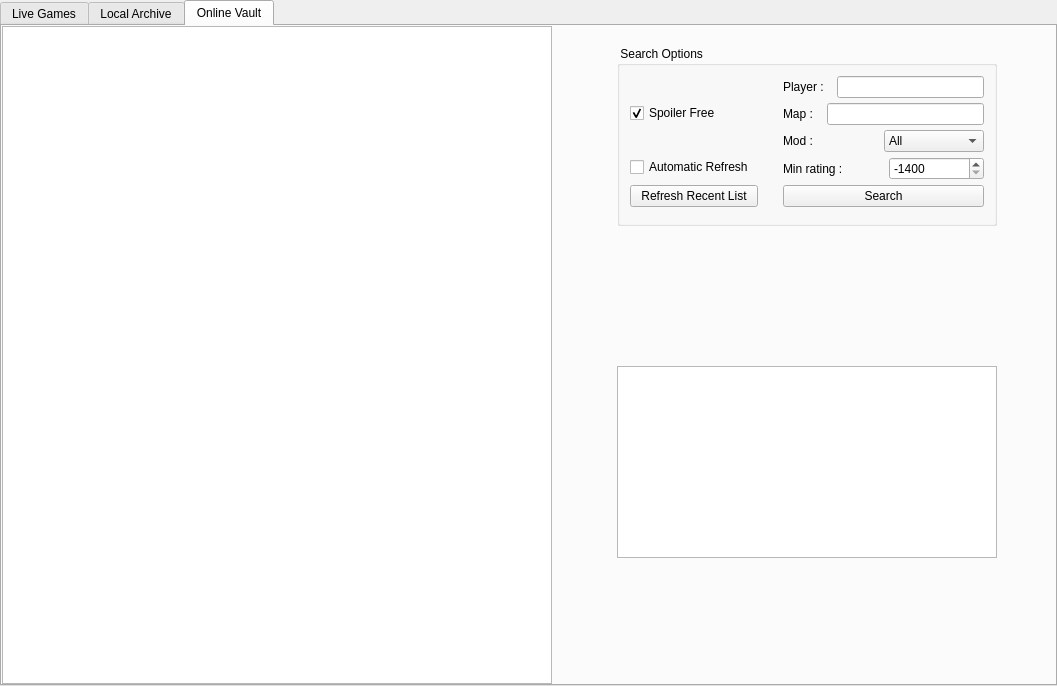
Qt form res/replays/replays.ui (FAForever/client) before a commit.
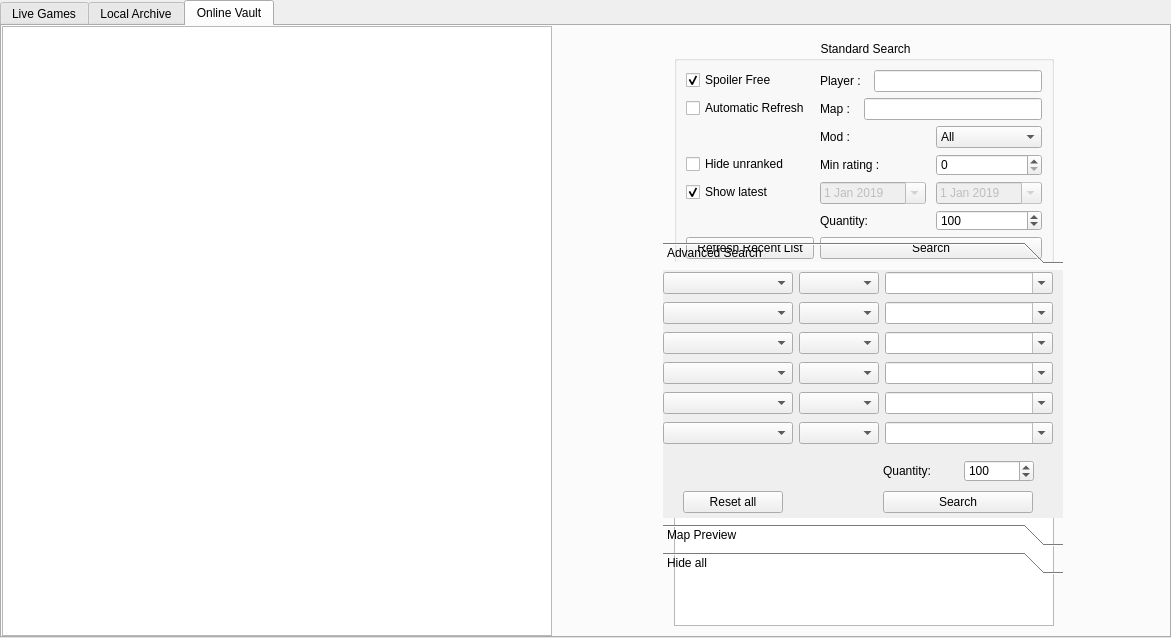
The same form after that commit.

Commit message: Replay vault: date filter, quantity, hide unranked, Advanced search + map preview

```diff
--- a/res/replays/replays.ui
+++ b/res/replays/replays.ui
@@ -6,8 +6,8 @@
    <rect>
     <x>0</x>
     <y>0</y>
-    <width>1057</width>
-    <height>686</height>
+    <width>1171</width>
+    <height>638</height>
    </rect>
   </property>
   <property name="windowTitle">
@@ -195,116 +195,6 @@
     <property name="bottomMargin">
      <number>0</number>
     </property>
-    <item row="3" column="1">
-     <widget class="QWidget" name="widget_2" native="true">
-      <property name="sizePolicy">
-       <sizepolicy hsizetype="Preferred" vsizetype="Preferred">
-        <horstretch>0</horstretch>
-        <verstretch>1</verstretch>
-       </sizepolicy>
-      </property>
-      <property name="minimumSize">
-       <size>
-        <width>400</width>
-        <height>200</height>
-       </size>
-      </property>
-      <layout class="QGridLayout" name="gridLayout_3">
-       <item row="2" column="1">
-        <spacer name="verticalSpacer_4">
-         <property name="orientation">
-          <enum>Qt::Vertical</enum>
-         </property>
-         <property name="sizeHint" stdset="0">
-          <size>
-           <width>0</width>
-           <height>5</height>
-          </size>
-         </property>
-        </spacer>
-       </item>
-       <item row="0" column="1">
-        <spacer name="verticalSpacer_3">
-         <property name="orientation">
-          <enum>Qt::Vertical</enum>
-         </property>
-         <property name="sizeHint" stdset="0">
-          <size>
-           <width>0</width>
-           <height>10</height>
-          </size>
-         </property>
-        </spacer>
-       </item>
-       <item row="1" column="2">
-        <spacer name="horizontalSpacer_3">
-         <property name="orientation">
-          <enum>Qt::Horizontal</enum>
-         </property>
-         <property name="sizeHint" stdset="0">
-          <size>
-           <width>10</width>
-           <height>0</height>
-          </size>
-         </property>
-        </spacer>
-       </item>
-       <item row="1" column="0">
-        <spacer name="horizontalSpacer_4">
-         <property name="orientation">
-          <enum>Qt::Horizontal</enum>
-         </property>
-         <property name="sizeHint" stdset="0">
-          <size>
-           <width>10</width>
-           <height>0</height>
-          </size>
-         </property>
-        </spacer>
-       </item>
-       <item row="1" column="1">
-        <widget class="QTextBrowser" name="replayInfos">
-         <property name="sizePolicy">
-          <sizepolicy hsizetype="Minimum" vsizetype="Minimum">
-           <horstretch>0</horstretch>
-           <verstretch>0</verstretch>
-          </sizepolicy>
-         </property>
-         <property name="minimumSize">
-          <size>
-           <width>380</width>
-           <height>180</height>
-          </size>
-         </property>
-         <property name="sizeIncrement">
-          <size>
-           <width>0</width>
-           <height>0</height>
-          </size>
-         </property>
-         <property name="baseSize">
-          <size>
-           <width>0</width>
-           <height>0</height>
-          </size>
-         </property>
-         <property name="frameShadow">
-          <enum>QFrame::Plain</enum>
-         </property>
-         <property name="verticalScrollBarPolicy">
-          <enum>Qt::ScrollBarAlwaysOff</enum>
-         </property>
-         <property name="textInteractionFlags">
-          <set>Qt::TextSelectableByMouse</set>
-         </property>
-         <property name="openExternalLinks">
-          <bool>true</bool>
-         </property>
-        </widget>
-       </item>
-      </layout>
-     </widget>
-    </item>
     <item row="2" column="1">
      <widget class="QWidget" name="widget" native="true">
       <property name="sizePolicy">
@@ -316,7 +206,7 @@
       <property name="minimumSize">
        <size>
         <width>400</width>
-        <height>200</height>
+        <height>230</height>
        </size>
       </property>
       <property name="sizeIncrement">
@@ -339,7 +229,20 @@
          </property>
         </spacer>
        </item>
-       <item row="1" column="2">
+       <item row="0" column="2">
+        <spacer name="verticalSpacer">
+         <property name="orientation">
+          <enum>Qt::Vertical</enum>
+         </property>
+         <property name="sizeHint" stdset="0">
+          <size>
+           <width>0</width>
+           <height>5</height>
+          </size>
+         </property>
+        </spacer>
+       </item>
+       <item row="1" column="4">
         <spacer name="horizontalSpacer_2">
          <property name="orientation">
           <enum>Qt::Horizontal</enum>
@@ -355,20 +258,7 @@
          </property>
         </spacer>
        </item>
-       <item row="0" column="1">
-        <spacer name="verticalSpacer">
-         <property name="orientation">
-          <enum>Qt::Vertical</enum>
-         </property>
-         <property name="sizeHint" stdset="0">
-          <size>
-           <width>0</width>
-           <height>5</height>
-          </size>
-         </property>
-        </spacer>
-       </item>
-       <item row="2" column="1">
+       <item row="2" column="2">
         <spacer name="verticalSpacer_2">
          <property name="orientation">
           <enum>Qt::Vertical</enum>
@@ -381,7 +271,7 @@
          </property>
         </spacer>
        </item>
-       <item row="1" column="1">
+       <item row="0" column="1">
         <widget class="QGroupBox" name="groupBox">
          <property name="sizePolicy">
           <sizepolicy hsizetype="Minimum" vsizetype="Minimum">
@@ -392,49 +282,47 @@
          <property name="minimumSize">
           <size>
            <width>380</width>
-           <height>180</height>
+           <height>230</height>
           </size>
          </property>
          <property name="maximumSize">
           <size>
            <width>380</width>
-           <height>180</height>
+           <height>260</height>
           </size>
          </property>
          <property name="title">
-          <string> Search Options</string>
+          <string> Standard Search</string>
          </property>
          <property name="alignment">
-          <set>Qt::AlignLeading|Qt::AlignLeft|Qt::AlignTop</set>
+          <set>Qt::AlignHCenter|Qt::AlignTop</set>
          </property>
          <property name="flat">
           <bool>true</bool>
          </property>
          <layout class="QFormLayout" name="formLayout">
-          <property name="fieldGrowthPolicy">
-           <enum>QFormLayout::AllNonFixedFieldsGrow</enum>
-          </property>
-          <property name="rowWrapPolicy">
-           <enum>QFormLayout::DontWrapRows</enum>
-          </property>
-          <property name="horizontalSpacing">
-           <number>25</number>
-          </property>
-          <property name="verticalSpacing">
-           <number>5</number>
-          </property>
-          <property name="leftMargin">
-           <number>10</number>
-          </property>
-          <property name="topMargin">
-           <number>10</number>
-          </property>
-          <property name="rightMargin">
-           <number>10</number>
-          </property>
-          <property name="bottomMargin">
-           <number>10</number>
-          </property>
+          <item row="0" column="0">
+           <widget class="QCheckBox" name="spoilerCheckbox">
+            <property name="sizePolicy">
+             <sizepolicy hsizetype="Fixed" vsizetype="Fixed">
+              <horstretch>0</horstretch>
+              <verstretch>0</verstretch>
+             </sizepolicy>
+            </property>
+            <property name="minimumSize">
+             <size>
+              <width>80</width>
+              <height>20</height>
+             </size>
+            </property>
+            <property name="text">
+             <string>Spoiler Free</string>
+            </property>
+            <property name="checked">
+             <bool>true</bool>
+            </property>
+           </widget>
+          </item>
           <item row="0" column="1">
            <layout class="QHBoxLayout" name="horizontalLayout">
             <property name="spacing">
@@ -458,6 +346,31 @@
             </item>
            </layout>
           </item>
+          <item row="1" column="0">
+           <widget class="QCheckBox" name="automaticCheckbox">
+            <property name="sizePolicy">
+             <sizepolicy hsizetype="Fixed" vsizetype="Fixed">
+              <horstretch>0</horstretch>
+              <verstretch>0</verstretch>
+             </sizepolicy>
+            </property>
+            <property name="minimumSize">
+             <size>
+              <width>80</width>
+              <height>20</height>
+             </size>
+            </property>
+            <property name="toolTip">
+             <string>reloads recent Replays on Tab reentry&lt;br&gt;'...same as it ever was ... same as it ever was'</string>
+            </property>
+            <property name="text">
+             <string>Automatic Refresh</string>
+            </property>
+            <property name="checked">
+             <bool>false</bool>
+            </property>
+           </widget>
+          </item>
           <item row="1" column="1">
            <layout class="QHBoxLayout" name="horizontalLayout_2">
             <property name="spacing">
@@ -525,6 +438,34 @@
             </item>
            </layout>
           </item>
+          <item row="3" column="0">
+           <widget class="QCheckBox" name="hideUnrCheckbox">
+            <property name="enabled">
+             <bool>true</bool>
+            </property>
+            <property name="sizePolicy">
+             <sizepolicy hsizetype="Fixed" vsizetype="Fixed">
+              <horstretch>0</horstretch>
+              <verstretch>0</verstretch>
+             </sizepolicy>
+            </property>
+            <property name="minimumSize">
+             <size>
+              <width>80</width>
+              <height>20</height>
+             </size>
+            </property>
+            <property name="toolTip">
+             <string/>
+            </property>
+            <property name="text">
+             <string>Hide unranked</string>
+            </property>
+            <property name="checked">
+             <bool>false</bool>
+            </property>
+           </widget>
+          </item>
           <item row="3" column="1">
            <layout class="QHBoxLayout" name="horizontalLayout_4">
             <property name="spacing">
@@ -555,7 +496,7 @@
                <string notr="true"/>
               </property>
               <property name="minimum">
-               <number>-1400</number>
+               <number>0</number>
               </property>
               <property name="maximum">
                <number>3000</number>
@@ -564,20 +505,165 @@
                <number>100</number>
               </property>
               <property name="value">
-               <number>-1400</number>
+               <number>0</number>
               </property>
              </widget>
             </item>
            </layout>
           </item>
-          <item row="4" column="1">
-           <widget class="QPushButton" name="searchButton">
-            <property name="text">
-             <string>Search</string>
-            </property>
-           </widget>
-          </item>
           <item row="4" column="0">
+           <widget class="QCheckBox" name="showLatestCheckbox">
+            <property name="sizePolicy">
+             <sizepolicy hsizetype="Fixed" vsizetype="Fixed">
+              <horstretch>0</horstretch>
+              <verstretch>0</verstretch>
+             </sizepolicy>
+            </property>
+            <property name="minimumSize">
+             <size>
+              <width>80</width>
+              <height>20</height>
+             </size>
+            </property>
+            <property name="toolTip">
+             <string/>
+            </property>
+            <property name="text">
+             <string>Show latest</string>
+            </property>
+            <property name="checked">
+             <bool>true</bool>
+            </property>
+           </widget>
+          </item>
+          <item row="4" column="1">
+           <layout class="QHBoxLayout" name="horizontalLayout_5">
+            <property name="spacing">
+             <number>10</number>
+            </property>
+            <item>
+             <widget class="QDateEdit" name="dateStart">
+              <property name="enabled">
+               <bool>false</bool>
+              </property>
+              <property name="dateTime">
+               <datetime>
+                <hour>0</hour>
+                <minute>0</minute>
+                <second>0</second>
+                <year>2019</year>
+                <month>1</month>
+                <day>1</day>
+               </datetime>
+              </property>
+              <property name="maximumDate">
+               <date>
+                <year>2050</year>
+                <month>12</month>
+                <day>31</day>
+               </date>
+              </property>
+              <property name="minimumDate">
+               <date>
+                <year>2010</year>
+                <month>1</month>
+                <day>1</day>
+               </date>
+              </property>
+              <property name="calendarPopup">
+               <bool>true</bool>
+              </property>
+             </widget>
+            </item>
+            <item>
+             <widget class="QDateEdit" name="dateEnd">
+              <property name="enabled">
+               <bool>false</bool>
+              </property>
+              <property name="dateTime">
+               <datetime>
+                <hour>23</hour>
+                <minute>59</minute>
+                <second>59</second>
+                <year>2019</year>
+                <month>1</month>
+                <day>1</day>
+               </datetime>
+              </property>
+              <property name="time">
+               <time>
+                <hour>23</hour>
+                <minute>59</minute>
+                <second>59</second>
+               </time>
+              </property>
+              <property name="maximumDate">
+               <date>
+                <year>2050</year>
+                <month>12</month>
+                <day>31</day>
+               </date>
+              </property>
+              <property name="minimumDate">
+               <date>
+                <year>2010</year>
+                <month>1</month>
+                <day>1</day>
+               </date>
+              </property>
+              <property name="calendarPopup">
+               <bool>true</bool>
+              </property>
+             </widget>
+            </item>
+           </layout>
+          </item>
+          <item row="5" column="1">
+           <layout class="QHBoxLayout" name="horizontalLayout_6">
+            <property name="spacing">
+             <number>10</number>
+            </property>
+            <item>
+             <widget class="QLabel" name="label_6">
+              <property name="autoFillBackground">
+               <bool>false</bool>
+              </property>
+              <property name="styleSheet">
+               <string notr="true"/>
+              </property>
+              <property name="text">
+               <string>Quantity:</string>
+              </property>
+             </widget>
+            </item>
+            <item>
+             <widget class="QSpinBox" name="quantity">
+              <property name="minimumSize">
+               <size>
+                <width>50</width>
+                <height>0</height>
+               </size>
+              </property>
+              <property name="styleSheet">
+               <string notr="true"/>
+              </property>
+              <property name="minimum">
+               <number>1</number>
+              </property>
+              <property name="maximum">
+               <number>300</number>
+              </property>
+              <property name="singleStep">
+               <number>50</number>
+              </property>
+              <property name="value">
+               <number>100</number>
+              </property>
+             </widget>
+            </item>
+           </layout>
+          </item>
+          <item row="6" column="0">
            <widget class="QPushButton" name="RefreshResetButton">
             <property name="minimumSize">
              <size>
@@ -590,57 +676,10 @@
             </property>
            </widget>
           </item>
-          <item row="3" column="0">
-           <widget class="QCheckBox" name="automaticCheckbox">
-            <property name="sizePolicy">
-             <sizepolicy hsizetype="Fixed" vsizetype="Fixed">
-              <horstretch>0</horstretch>
-              <verstretch>0</verstretch>
-             </sizepolicy>
-            </property>
-            <property name="minimumSize">
-             <size>
-              <width>80</width>
-              <height>20</height>
-             </size>
-            </property>
-            <property name="toolTip">
-             <string>reloads recent Replays on Tab reentry&lt;br&gt;'...same as it ever was ... same as it ever was'</string>
-            </property>
+          <item row="6" column="1">
+           <widget class="QPushButton" name="searchButton">
             <property name="text">
-             <string>Automatic Refresh</string>
-            </property>
-            <property name="checked">
-             <bool>false</bool>
-            </property>
-           </widget>
-          </item>
-          <item row="1" column="0">
-           <widget class="QCheckBox" name="spoilerCheckbox">
-            <property name="sizePolicy">
-             <sizepolicy hsizetype="Fixed" vsizetype="Fixed">
-              <horstretch>0</horstretch>
-              <verstretch>0</verstretch>
-             </sizepolicy>
-            </property>
-            <property name="minimumSize">
-             <size>
-              <width>80</width>
-              <height>20</height>
-             </size>
-            </property>
-            <property name="text">
-             <string>Spoiler Free</string>
-            </property>
-            <property name="checked">
-             <bool>true</bool>
-            </property>
-           </widget>
-          </item>
-          <item row="2" column="0">
-           <widget class="QLabel" name="searchInfoLabel">
-            <property name="text">
-             <string/>
+             <string>Search</string>
             </property>
            </widget>
           </item>
@@ -655,7 +694,7 @@
       <zorder>horizontalSpacer_2</zorder>
      </widget>
     </item>
-    <item row="1" column="0" rowspan="4">
+    <item row="1" column="0" rowspan="5">
      <widget class="QTreeWidget" name="onlineTree">
       <property name="sizePolicy">
        <sizepolicy hsizetype="MinimumExpanding" vsizetype="Expanding">
@@ -708,6 +747,591 @@
       </column>
      </widget>
     </item>
+    <item row="4" column="1">
+     <widget class="QWidget" name="widget_2" native="true">
+      <property name="sizePolicy">
+       <sizepolicy hsizetype="Preferred" vsizetype="Preferred">
+        <horstretch>0</horstretch>
+        <verstretch>1</verstretch>
+       </sizepolicy>
+      </property>
+      <property name="minimumSize">
+       <size>
+        <width>400</width>
+        <height>200</height>
+       </size>
+      </property>
+      <layout class="QGridLayout" name="gridLayout_3">
+       <item row="1" column="2">
+        <spacer name="horizontalSpacer_3">
+         <property name="orientation">
+          <enum>Qt::Horizontal</enum>
+         </property>
+         <property name="sizeHint" stdset="0">
+          <size>
+           <width>10</width>
+           <height>0</height>
+          </size>
+         </property>
+        </spacer>
+       </item>
+       <item row="1" column="0">
+        <spacer name="horizontalSpacer_4">
+         <property name="orientation">
+          <enum>Qt::Horizontal</enum>
+         </property>
+         <property name="sizeHint" stdset="0">
+          <size>
+           <width>10</width>
+           <height>0</height>
+          </size>
+         </property>
+        </spacer>
+       </item>
+       <item row="1" column="1">
+        <widget class="QTextBrowser" name="replayInfos">
+         <property name="sizePolicy">
+          <sizepolicy hsizetype="Minimum" vsizetype="Minimum">
+           <horstretch>0</horstretch>
+           <verstretch>0</verstretch>
+          </sizepolicy>
+         </property>
+         <property name="minimumSize">
+          <size>
+           <width>380</width>
+           <height>180</height>
+          </size>
+         </property>
+         <property name="sizeIncrement">
+          <size>
+           <width>0</width>
+           <height>0</height>
+          </size>
+         </property>
+         <property name="baseSize">
+          <size>
+           <width>0</width>
+           <height>0</height>
+          </size>
+         </property>
+         <property name="frameShadow">
+          <enum>QFrame::Plain</enum>
+         </property>
+         <property name="verticalScrollBarPolicy">
+          <enum>Qt::ScrollBarAlwaysOff</enum>
+         </property>
+         <property name="textInteractionFlags">
+          <set>Qt::TextSelectableByMouse</set>
+         </property>
+         <property name="openExternalLinks">
+          <bool>true</bool>
+         </property>
+        </widget>
+       </item>
+       <item row="2" column="1">
+        <spacer name="verticalSpacer_4">
+         <property name="orientation">
+          <enum>Qt::Vertical</enum>
+         </property>
+         <property name="sizeHint" stdset="0">
+          <size>
+           <width>0</width>
+           <height>5</height>
+          </size>
+         </property>
+        </spacer>
+       </item>
+       <item row="0" column="1">
+        <spacer name="verticalSpacer_3">
+         <property name="orientation">
+          <enum>Qt::Vertical</enum>
+         </property>
+         <property name="sizeHint" stdset="0">
+          <size>
+           <width>0</width>
+           <height>10</height>
+          </size>
+         </property>
+        </spacer>
+       </item>
+      </layout>
+     </widget>
+    </item>
+    <item row="3" column="1">
+     <widget class="QWidget" name="widget_3" native="true">
+      <property name="minimumSize">
+       <size>
+        <width>0</width>
+        <height>350</height>
+       </size>
+      </property>
+      <layout class="QGridLayout" name="gridLayout_7" rowstretch="0">
+       <item row="0" column="0">
+        <widget class="QToolBox" name="replayToolBox">
+         <property name="maximumSize">
+          <size>
+           <width>400</width>
+           <height>16777215</height>
+          </size>
+         </property>
+         <property name="currentIndex">
+          <number>0</number>
+         </property>
+         <widget class="QWidget" name="advancedSearch">
+          <property name="geometry">
+           <rect>
+            <x>0</x>
+            <y>0</y>
+            <width>400</width>
+            <height>251</height>
+           </rect>
+          </property>
+          <attribute name="label">
+           <string>Advanced Search</string>
+          </attribute>
+          <widget class="QWidget" name="horizontalLayoutWidget_7">
+           <property name="geometry">
+            <rect>
+             <x>0</x>
+             <y>220</y>
+             <width>391</width>
+             <height>25</height>
+            </rect>
+           </property>
+           <layout class="QHBoxLayout" name="horizontalLayout_7">
+            <property name="spacing">
+             <number>80</number>
+            </property>
+            <property name="leftMargin">
+             <number>0</number>
+            </property>
+            <item>
+             <widget class="QPushButton" name="advResetButton">
+              <property name="maximumSize">
+               <size>
+                <width>100</width>
+                <height>16777215</height>
+               </size>
+              </property>
+              <property name="layoutDirection">
+               <enum>Qt::LeftToRight</enum>
+              </property>
+              <property name="text">
+               <string>Reset all</string>
+              </property>
+             </widget>
+            </item>
+            <item>
+             <widget class="QPushButton" name="advSearchButton">
+              <property name="maximumSize">
+               <size>
+                <width>150</width>
+                <height>16777215</height>
+               </size>
+              </property>
+              <property name="text">
+               <string>Search</string>
+              </property>
+             </widget>
+            </item>
+           </layout>
+          </widget>
+          <widget class="QWidget" name="widget_4" native="true">
+           <property name="geometry">
+            <rect>
+             <x>0</x>
+             <y>0</y>
+             <width>390</width>
+             <height>180</height>
+            </rect>
+           </property>
+           <property name="minimumSize">
+            <size>
+             <width>390</width>
+             <height>0</height>
+            </size>
+           </property>
+           <layout class="QVBoxLayout" name="verticalLayout">
+            <item>
+             <layout class="QHBoxLayout" name="filterHorizontal1">
+              <item>
+               <widget class="QComboBox" name="filter1">
+                <property name="minimumSize">
+                 <size>
+                  <width>130</width>
+                  <height>0</height>
+                 </size>
+                </property>
+                <property name="maximumSize">
+                 <size>
+                  <width>130</width>
+                  <height>16777215</height>
+                 </size>
+                </property>
+                <property name="editable">
+                 <bool>false</bool>
+                </property>
+                <property name="maxVisibleItems">
+                 <number>20</number>
+                </property>
+               </widget>
+              </item>
+              <item>
+               <widget class="QComboBox" name="operator1">
+                <property name="maximumSize">
+                 <size>
+                  <width>80</width>
+                  <height>16777215</height>
+                 </size>
+                </property>
+               </widget>
+              </item>
+              <item>
+               <widget class="QComboBox" name="value1">
+                <property name="editable">
+                 <bool>true</bool>
+                </property>
+               </widget>
+              </item>
+             </layout>
+            </item>
+            <item>
+             <layout class="QHBoxLayout" name="filterHorizontal2">
+              <item>
+               <widget class="QComboBox" name="filter2">
+                <property name="minimumSize">
+                 <size>
+                  <width>130</width>
+                  <height>0</height>
+                 </size>
+                </property>
+                <property name="maximumSize">
+                 <size>
+                  <width>130</width>
+                  <height>16777215</height>
+                 </size>
+                </property>
+                <property name="maxVisibleItems">
+                 <number>20</number>
+                </property>
+               </widget>
+              </item>
+              <item>
+               <widget class="QComboBox" name="operator2">
+                <property name="maximumSize">
+                 <size>
+                  <width>80</width>
+                  <height>16777215</height>
+                 </size>
+                </property>
+               </widget>
+              </item>
+              <item>
+               <widget class="QComboBox" name="value2">
+                <property name="editable">
+                 <bool>true</bool>
+                </property>
+               </widget>
+              </item>
+             </layout>
+            </item>
+            <item>
+             <layout class="QHBoxLayout" name="filterHorizontal3">
+              <item>
+               <widget class="QComboBox" name="filter3">
+                <property name="minimumSize">
+                 <size>
+                  <width>130</width>
+                  <height>0</height>
+                 </size>
+                </property>
+                <property name="maximumSize">
+                 <size>
+                  <width>130</width>
+                  <height>16777215</height>
+                 </size>
+                </property>
+                <property name="maxVisibleItems">
+                 <number>20</number>
+                </property>
+               </widget>
+              </item>
+              <item>
+               <widget class="QComboBox" name="operator3">
+                <property name="maximumSize">
+                 <size>
+                  <width>80</width>
+                  <height>16777215</height>
+                 </size>
+                </property>
+               </widget>
+              </item>
+              <item>
+               <widget class="QComboBox" name="value3">
+                <property name="editable">
+                 <bool>true</bool>
+                </property>
+               </widget>
+              </item>
+             </layout>
+            </item>
+            <item>
+             <layout class="QHBoxLayout" name="filterHorizontal4">
+              <item>
+               <widget class="QComboBox" name="filter4">
+                <property name="minimumSize">
+                 <size>
+                  <width>130</width>
+                  <height>0</height>
+                 </size>
+                </property>
+                <property name="maximumSize">
+                 <size>
+                  <width>130</width>
+                  <height>16777215</height>
+                 </size>
+                </property>
+                <property name="maxVisibleItems">
+                 <number>20</number>
+                </property>
+               </widget>
+              </item>
+              <item>
+               <widget class="QComboBox" name="operator4">
+                <property name="maximumSize">
+                 <size>
+                  <width>80</width>
+                  <height>16777215</height>
+                 </size>
+                </property>
+               </widget>
+              </item>
+              <item>
+               <widget class="QComboBox" name="value4">
+                <property name="editable">
+                 <bool>true</bool>
+                </property>
+               </widget>
+              </item>
+             </layout>
+            </item>
+            <item>
+             <layout class="QHBoxLayout" name="filterHorizontal5">
+              <item>
+               <widget class="QComboBox" name="filter5">
+                <property name="minimumSize">
+                 <size>
+                  <width>130</width>
+                  <height>0</height>
+                 </size>
+                </property>
+                <property name="maximumSize">
+                 <size>
+                  <width>130</width>
+                  <height>16777215</height>
+                 </size>
+                </property>
+                <property name="maxVisibleItems">
+                 <number>20</number>
+                </property>
+               </widget>
+              </item>
+              <item>
+               <widget class="QComboBox" name="operator5">
+                <property name="maximumSize">
+                 <size>
+                  <width>80</width>
+                  <height>16777215</height>
+                 </size>
+                </property>
+               </widget>
+              </item>
+              <item>
+               <widget class="QComboBox" name="value5">
+                <property name="editable">
+                 <bool>true</bool>
+                </property>
+               </widget>
+              </item>
+             </layout>
+            </item>
+            <item>
+             <layout class="QHBoxLayout" name="filterHorizontal6">
+              <item>
+               <widget class="QComboBox" name="filter6">
+                <property name="minimumSize">
+                 <size>
+                  <width>130</width>
+                  <height>0</height>
+                 </size>
+                </property>
+                <property name="maximumSize">
+                 <size>
+                  <width>130</width>
+                  <height>16777215</height>
+                 </size>
+                </property>
+                <property name="maxVisibleItems">
+                 <number>20</number>
+                </property>
+               </widget>
+              </item>
+              <item>
+               <widget class="QComboBox" name="operator6">
+                <property name="maximumSize">
+                 <size>
+                  <width>80</width>
+                  <height>16777215</height>
+                 </size>
+                </property>
+               </widget>
+              </item>
+              <item>
+               <widget class="QComboBox" name="value6">
+                <property name="editable">
+                 <bool>true</bool>
+                </property>
+               </widget>
+              </item>
+             </layout>
+            </item>
+           </layout>
+          </widget>
+          <widget class="QWidget" name="layoutWidget">
+           <property name="geometry">
+            <rect>
+             <x>220</x>
+             <y>190</y>
+             <width>151</width>
+             <height>22</height>
+            </rect>
+           </property>
+           <layout class="QHBoxLayout" name="horizontalLayout_8">
+            <property name="spacing">
+             <number>10</number>
+            </property>
+            <item>
+             <widget class="QLabel" name="label_7">
+              <property name="autoFillBackground">
+               <bool>false</bool>
+              </property>
+              <property name="styleSheet">
+               <string notr="true"/>
+              </property>
+              <property name="text">
+               <string>Quantity:</string>
+              </property>
+             </widget>
+            </item>
+            <item>
+             <widget class="QSpinBox" name="advQuantity">
+              <property name="minimumSize">
+               <size>
+                <width>50</width>
+                <height>0</height>
+               </size>
+              </property>
+              <property name="styleSheet">
+               <string notr="true"/>
+              </property>
+              <property name="minimum">
+               <number>1</number>
+              </property>
+              <property name="maximum">
+               <number>300</number>
+              </property>
+              <property name="singleStep">
+               <number>50</number>
+              </property>
+              <property name="value">
+               <number>100</number>
+              </property>
+             </widget>
+            </item>
+           </layout>
+          </widget>
+         </widget>
+         <widget class="QWidget" name="mapPreview">
+          <property name="geometry">
+           <rect>
+            <x>0</x>
+            <y>0</y>
+            <width>400</width>
+            <height>251</height>
+           </rect>
+          </property>
+          <attribute name="label">
+           <string>Map Preview</string>
+          </attribute>
+          <widget class="QWidget" name="horizontalWidget_8" native="true">
+           <property name="geometry">
+            <rect>
+             <x>0</x>
+             <y>0</y>
+             <width>391</width>
+             <height>256</height>
+            </rect>
+           </property>
+           <property name="minimumSize">
+            <size>
+             <width>0</width>
+             <height>256</height>
+            </size>
+           </property>
+           <property name="maximumSize">
+            <size>
+             <width>391</width>
+             <height>16777215</height>
+            </size>
+           </property>
+           <widget class="QLabel" name="mapPreviewLabel">
+            <property name="geometry">
+             <rect>
+              <x>67</x>
+              <y>0</y>
+              <width>256</width>
+              <height>256</height>
+             </rect>
+            </property>
+            <property name="minimumSize">
+             <size>
+              <width>256</width>
+              <height>256</height>
+             </size>
+            </property>
+            <property name="maximumSize">
+             <size>
+              <width>256</width>
+              <height>256</height>
+             </size>
+            </property>
+            <property name="text">
+             <string/>
+            </property>
+            <property name="scaledContents">
+             <bool>true</bool>
+            </property>
+           </widget>
+          </widget>
+         </widget>
+         <widget class="QWidget" name="hideAll">
+          <property name="geometry">
+           <rect>
+            <x>0</x>
+            <y>0</y>
+            <width>400</width>
+            <height>251</height>
+           </rect>
+          </property>
+          <attribute name="label">
+           <string>Hide all</string>
+          </attribute>
+         </widget>
+        </widget>
+       </item>
+      </layout>
+     </widget>
+    </item>
    </layout>
   </widget>
  </widget>
```
Left out of the diff: 9 changed lines with no effect on the pictures. The commit also changes 10 other files.
